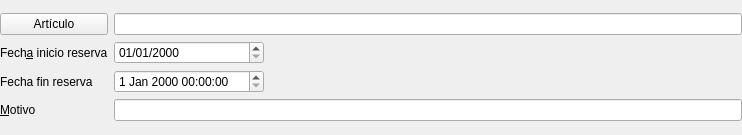
Before: the Qt Designer form es.alephsistemas.gestion.almacen/articulosreservas.dbrecord.ui in dpinelo/AlephERP-MainModules, drawn with Qt 5.
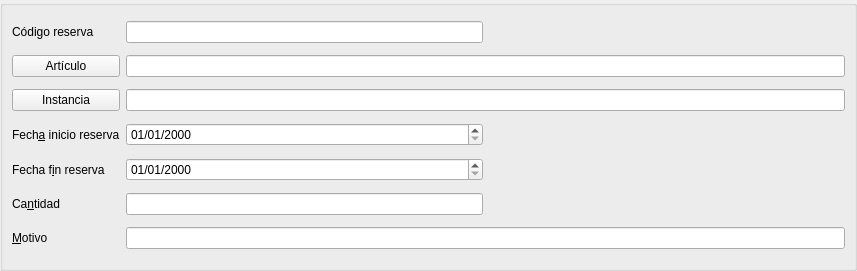
After: the same form once the commit is applied. Custom widgets are drawn as their Qt base class.

What changed in the file:
```diff
--- a/es.alephsistemas.gestion.almacen/articulosreservas.dbrecord.ui
+++ b/es.alephsistemas.gestion.almacen/articulosreservas.dbrecord.ui
@@ -6,14 +6,14 @@
    <rect>
     <x>0</x>
     <y>0</y>
-    <width>742</width>
-    <height>135</height>
+    <width>857</width>
+    <height>271</height>
    </rect>
   </property>
   <property name="windowTitle">
    <string>Form</string>
   </property>
-  <layout class="QVBoxLayout" name="verticalLayout_2">
+  <layout class="QVBoxLayout" name="verticalLayout">
    <property name="leftMargin">
     <number>0</number>
    </property>
@@ -27,15 +27,13 @@
     <number>0</number>
    </property>
    <item>
-    <layout class="QGridLayout" name="gridLayout_3">
-     <item row="1" column="1">
+    <widget class="QGroupBox" name="groupBox">
+     <property name="title">
+      <string/>
+     </property>
+     <layout class="QGridLayout" name="gridLayout">
+      <item row="3" column="1">
       <widget class="DBDateTimeEdit" name="db_fechainicio">
-       <property name="minimumSize">
-        <size>
-         <width>150</width>
-         <height>21</height>
-        </size>
-       </property>
        <property name="displayFormat">
         <string>dd/MM/yyyy</string>
        </property>
@@ -47,7 +45,20 @@
        </property>
       </widget>
      </item>
-     <item row="1" column="0">
+      <item row="3" column="2">
+       <spacer name="horizontalSpacer">
+        <property name="orientation">
+         <enum>Qt::Horizontal</enum>
+        </property>
+        <property name="sizeHint" stdset="0">
+         <size>
+          <width>40</width>
+          <height>20</height>
+         </size>
+        </property>
+       </spacer>
+      </item>
+      <item row="3" column="0">
       <widget class="QLabel" name="label_2">
        <property name="text">
         <string>Fech&amp;a inicio reserva</string>
@@ -57,77 +68,118 @@
        </property>
       </widget>
      </item>
-     <item row="3" column="0">
+      <item row="6" column="0">
       <widget class="QLabel" name="label_12">
        <property name="text">
         <string>&amp;Motivo</string>
        </property>
        <property name="buddy">
-        <cstring>lineEdit</cstring>
+         <cstring>db_motivo</cstring>
        </property>
       </widget>
      </item>
-     <item row="0" column="1" colspan="2">
+      <item row="6" column="1" colspan="2">
+       <widget class="DBLineEdit" name="db_motivo">
+        <property name="fieldName">
+         <string>motivo</string>
+        </property>
+        <property name="dataEditable">
+         <bool>true</bool>
+        </property>
+       </widget>
+      </item>
+      <item row="2" column="1" colspan="2">
+       <widget class="DBLineEdit" name="dbLineEdit"/>
+      </item>
+      <item row="4" column="1">
+       <widget class="DBDateTimeEdit" name="dbDateTimeEdit">
+        <property name="displayFormat">
+         <string>dd/MM/yyyy</string>
+        </property>
+        <property name="fieldName">
+         <string>fechafin</string>
+        </property>
+        <property name="dataEditable">
+         <bool>true</bool>
+        </property>
+       </widget>
+      </item>
+      <item row="1" column="1" colspan="2">
       <widget class="DBLineEdit" name="db_nombrearticuloinstancia">
        <property name="fieldName">
         <string>articulosinstancias.father.nombre</string>
        </property>
       </widget>
      </item>
-     <item row="3" column="1" colspan="2">
-      <widget class="DBLineEdit" name="lineEdit">
-       <property name="fieldName">
-        <string>motivo</string>
-       </property>
-       <property name="dataEditable">
-        <bool>true</bool>
+      <item row="4" column="0">
+       <widget class="QLabel" name="label">
+        <property name="text">
+         <string>Fecha f&amp;in reserva</string>
+        </property>
+        <property name="buddy">
+         <cstring>dbDateTimeEdit</cstring>
        </property>
       </widget>
      </item>
-     <item row="0" column="0">
+      <item row="1" column="0">
       <widget class="DBChooseRecordButton" name="db_idarticulo">
        <property name="text">
         <string>Artículo</string>
        </property>
        <property name="fieldName">
-        <string>idubicacionorigen</string>
+         <string>idarticulo</string>
        </property>
        <property name="dataEditable">
         <bool>true</bool>
        </property>
-       <property name="tableName">
-        <string>almacenesubicaciones</string>
-       </property>
-      </widget>
-     </item>
-     <item row="1" column="2">
-      <spacer name="horizontalSpacer">
-       <property name="orientation">
-        <enum>Qt::Horizontal</enum>
-       </property>
-       <property name="sizeHint" stdset="0">
-        <size>
-         <width>40</width>
-         <height>20</height>
-        </size>
-       </property>
-      </spacer>
+       </widget>
+      </item>
+      <item row="5" column="1">
+       <widget class="DBNumberEdit" name="db_cantidad">
+        <property name="fieldName">
+         <string>cantidad</string>
+        </property>
+        <property name="dataEditable">
+         <bool>true</bool>
+        </property>
+       </widget>
      </item>
      <item row="2" column="0">
-      <widget class="QLabel" name="label">
+       <widget class="DBChooseRecordButton" name="db_idinstancia">
        <property name="text">
-        <string>Fecha fin reserva</string>
-       </property>
-      </widget>
-     </item>
-     <item row="2" column="1">
-      <widget class="DBDateTimeEdit" name="dbDateTimeEdit">
+         <string>Instancia</string>
+        </property>
+        <property name="fieldName">
+         <string>idinstancia</string>
+        </property>
+       </widget>
+      </item>
+      <item row="5" column="0">
+       <widget class="QLabel" name="label_3">
+        <property name="text">
+         <string>Ca&amp;ntidad</string>
+        </property>
+        <property name="buddy">
+         <cstring>db_cantidad</cstring>
+        </property>
+       </widget>
+      </item>
+      <item row="0" column="0">
+       <widget class="QLabel" name="label_4">
+        <property name="text">
+         <string>Código reserva</string>
+        </property>
+       </widget>
+      </item>
+      <item row="0" column="1">
+       <widget class="DBLineEdit" name="db_codreserva">
        <property name="fieldName">
-        <string>fechafin</string>
+         <string>codreserva</string>
        </property>
       </widget>
      </item>
     </layout>
+    </widget>
    </item>
   </layout>
  </widget>
@@ -147,6 +199,11 @@
    <extends>QLineEdit</extends>
    <header>widgets/dblineedit.h</header>
   </customwidget>
+  <customwidget>
+   <class>DBNumberEdit</class>
+   <extends>QLineEdit</extends>
+   <header>widgets/dbnumberedit.h</header>
+  </customwidget>
  </customwidgets>
  <tabstops>
   <tabstop>db_idarticulo</tabstop>
```
Left out of the diff: 7 changed lines with no effect on the pictures. Lines whose indentation alone changed are shown as unchanged.
